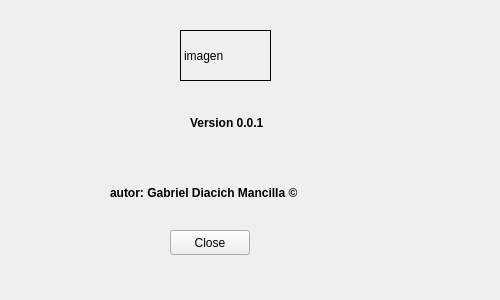
IsolracI/Proyecto_DI, file templates/dlgAbout.ui: the form before one commit.
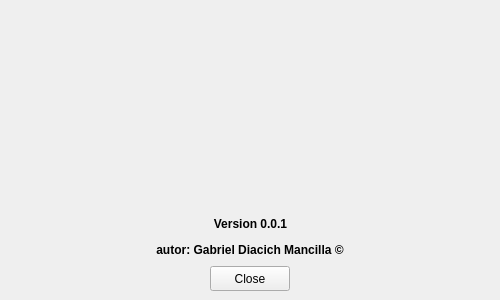
The form after the commit. Icons and pictures are not drawn.

The edit to the form file:
```diff
--- a/templates/dlgAbout.ui
+++ b/templates/dlgAbout.ui
@@ -41,19 +41,53 @@
     <string>PushButton</string>
    </property>
   </widget>
+  <widget class="QWidget" name="">
+   <property name="geometry">
+    <rect>
+     <x>10</x>
+     <y>0</y>
+     <width>481</width>
+     <height>291</height>
+    </rect>
+   </property>
+   <layout class="QVBoxLayout" name="verticalLayout">
+    <item alignment="Qt::AlignHCenter|Qt::AlignVCenter">
+     <widget class="QLabel" name="label_2">
+      <property name="minimumSize">
+       <size>
+        <width>150</width>
+        <height>180</height>
+       </size>
+      </property>
+      <property name="maximumSize">
+       <size>
+        <width>150</width>
+        <height>180</height>
+       </size>
+      </property>
+      <property name="text">
+       <string/>
+      </property>
+      <property name="pixmap">
+       <pixmap>assets/amiyapog.png</pixmap>
+      </property>
+      <property name="scaledContents">
+       <bool>true</bool>
+      </property>
+     </widget>
+    </item>
+    <item alignment="Qt::AlignHCenter">
   <widget class="QLabel" name="label">
-   <property name="geometry">
-    <rect>
-     <x>190</x>
-     <y>110</y>
-     <width>150</width>
-     <height>25</height>
-    </rect>
-   </property>
    <property name="minimumSize">
     <size>
-     <width>150</width>
-     <height>25</height>
+        <width>85</width>
+        <height>20</height>
+       </size>
+      </property>
+      <property name="maximumSize">
+       <size>
+        <width>85</width>
+        <height>20</height>
     </size>
    </property>
    <property name="font">
@@ -65,61 +99,23 @@
    <property name="text">
     <string>Version 0.0.1</string>
    </property>
-  </widget>
-  <widget class="QLabel" name="label_3">
-   <property name="geometry">
-    <rect>
-     <x>180</x>
-     <y>30</y>
-     <width>91</width>
-     <height>51</height>
-    </rect>
-   </property>
-   <property name="frameShape">
-    <enum>QFrame::Box</enum>
-   </property>
-   <property name="text">
-    <string>imagen</string>
-   </property>
-  </widget>
-  <widget class="QPushButton" name="btn_CloseAbout">
-   <property name="geometry">
-    <rect>
-     <x>170</x>
-     <y>230</y>
-     <width>80</width>
-     <height>25</height>
-    </rect>
-   </property>
-   <property name="minimumSize">
-    <size>
-     <width>80</width>
-     <height>25</height>
-    </size>
-   </property>
-   <property name="maximumSize">
-    <size>
-     <width>80</width>
-     <height>25</height>
-    </size>
-   </property>
-   <property name="text">
-    <string>Close</string>
-   </property>
-  </widget>
+      <property name="alignment">
+       <set>Qt::AlignCenter</set>
+      </property>
+     </widget>
+    </item>
+    <item alignment="Qt::AlignHCenter">
   <widget class="QLabel" name="label_4">
-   <property name="geometry">
-    <rect>
-     <x>110</x>
-     <y>180</y>
-     <width>250</width>
-     <height>25</height>
-    </rect>
-   </property>
    <property name="minimumSize">
     <size>
-     <width>250</width>
-     <height>25</height>
+        <width>200</width>
+        <height>20</height>
+       </size>
+      </property>
+      <property name="maximumSize">
+       <size>
+        <width>200</width>
+        <height>20</height>
     </size>
    </property>
    <property name="font">
@@ -131,9 +127,34 @@
    <property name="text">
     <string>autor: Gabriel Diacich Mancilla ©</string>
    </property>
+      <property name="alignment">
+       <set>Qt::AlignCenter</set>
+      </property>
    <property name="wordWrap">
     <bool>false</bool>
    </property>
+     </widget>
+    </item>
+    <item alignment="Qt::AlignHCenter">
+     <widget class="QPushButton" name="btn_CloseAbout">
+      <property name="minimumSize">
+       <size>
+        <width>80</width>
+        <height>25</height>
+       </size>
+      </property>
+      <property name="maximumSize">
+       <size>
+        <width>80</width>
+        <height>25</height>
+       </size>
+      </property>
+      <property name="text">
+       <string>Close</string>
+      </property>
+     </widget>
+    </item>
+   </layout>
   </widget>
  </widget>
  <resources/>
```
Lines whose indentation alone changed are shown as unchanged.
